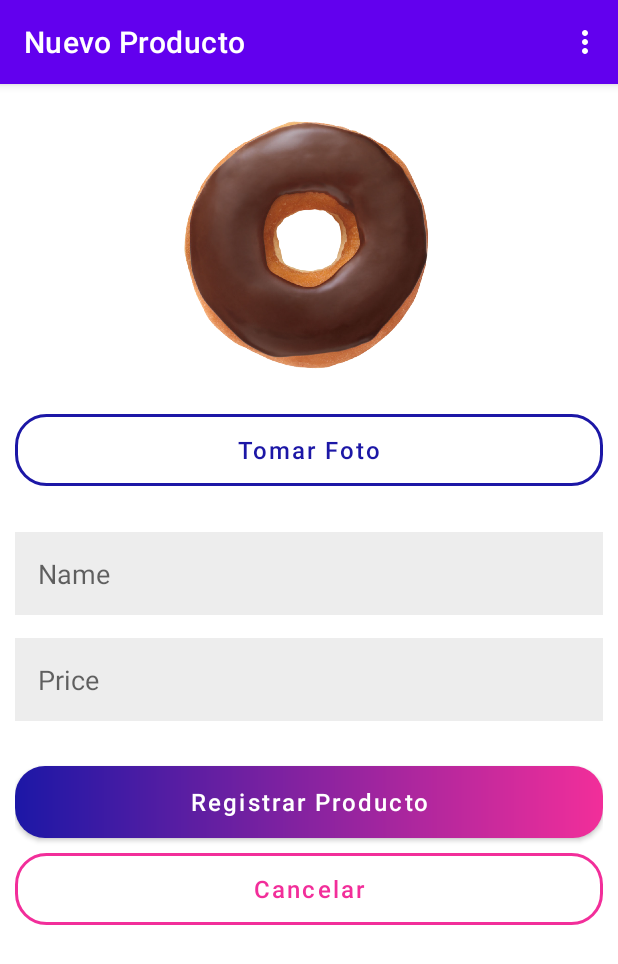
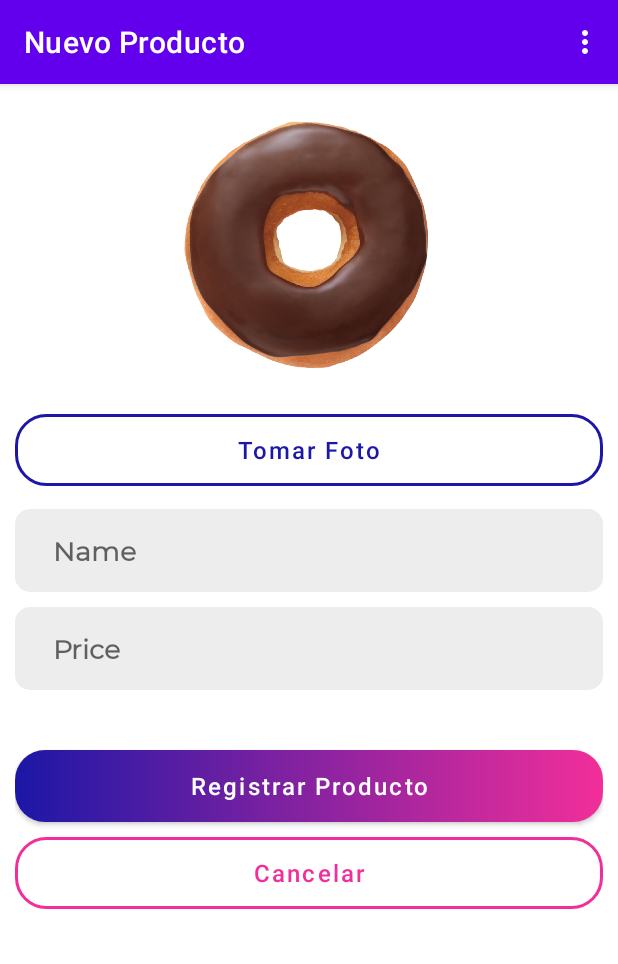
Before and after one commit to carlosbecerradev/android-postres-app, an Android app: the InsertProductActivity screen opened directly, with no data from a screen before it, on a phone screen of 412 x 824 dp. Shown: the top 964 px of the screen. Run offline under Robolectric (Android 15) with nearby library versions, the phone set to English and light mode, and no system bars; our stand-ins replace Firebase (no records; nobody signed in at launch, a user with empty details on screens opened directly), Volley; libraries missing offline, so code that uses them is left out: com.facebook, com.facebook.login.

Commit message:
:lipstick: Estilos a los edit text (input) con material de diseño.

```diff
--- /dev/null
+++ b/app/src/main/res/drawable/input_bg_shape_light.xml
@@ -0,0 +1,6 @@
+<?xml version="1.0" encoding="utf-8"?>
+<shape xmlns:android="http://schemas.android.com/apk/res/android">
+    <solid android:color="@color/ygray_200" />
+
+    <corners android:radius="10dp" />
+</shape>
--- a/app/src/main/res/layout/activity_insert_product.xml
+++ b/app/src/main/res/layout/activity_insert_product.xml
@@ -39,25 +39,19 @@
 
             <EditText
                 android:id="@+id/edt_product_name"
+                style="@style/estilo_input"
                 android:layout_width="match_parent"
                 android:layout_height="wrap_content"
-                android:layout_marginTop="15dp"
-                android:background="@color/ygray_200"
                 android:hint="Name"
-                android:inputType="textPersonName"
-                android:padding="15dp"
-                android:textSize="18dp" />
+                android:inputType="textPersonName" />
 
             <EditText
                 android:id="@+id/edt_product_price"
+                style="@style/estilo_input"
                 android:layout_width="match_parent"
                 android:layout_height="wrap_content"
-                android:layout_marginTop="15dp"
-                android:background="@color/ygray_200"
                 android:hint="Price"
-                android:inputType="textPersonName"
-                android:padding="15dp"
-                android:textSize="18dp" />
+                android:inputType="textPersonName" />
 
 
             <Button
--- a/app/src/main/res/layout/activity_products.xml
+++ b/app/src/main/res/layout/activity_products.xml
@@ -26,6 +26,7 @@
 
                 <EditText
                     android:id="@+id/edt_product_id"
+                    style="@style/estilo_input"
                     android:layout_width="200dp"
                     android:layout_height="wrap_content"
                     android:layout_marginRight="20dp"
--- /dev/null
+++ b/app/src/main/res/values/estilo_input.xml
@@ -0,0 +1,15 @@
+<?xml version="1.0" encoding="utf-8"?>
+<resources>
+
+    <style name="estilo_input">
+        <item name="android:paddingTop">15dp</item>
+        <item name="android:paddingBottom">15dp</item>
+        <item name="android:paddingLeft">25dp</item>
+        <item name="android:textColor">@color/primary</item>
+        <item name="android:background">@drawable/input_bg_shape_light</item>
+        <item name="android:textStyle">bold</item>
+        <item name="android:fontFamily">@font/montserrat_regular</item>
+        <item name="android:textSize">18dp</item>
+        <item name="android:layout_marginBottom">10dp</item>
+    </style>
+</resources>
```
Also changed, not shown: app/src/main/res/layout/activity_main.xml (+4 -5 lines).
